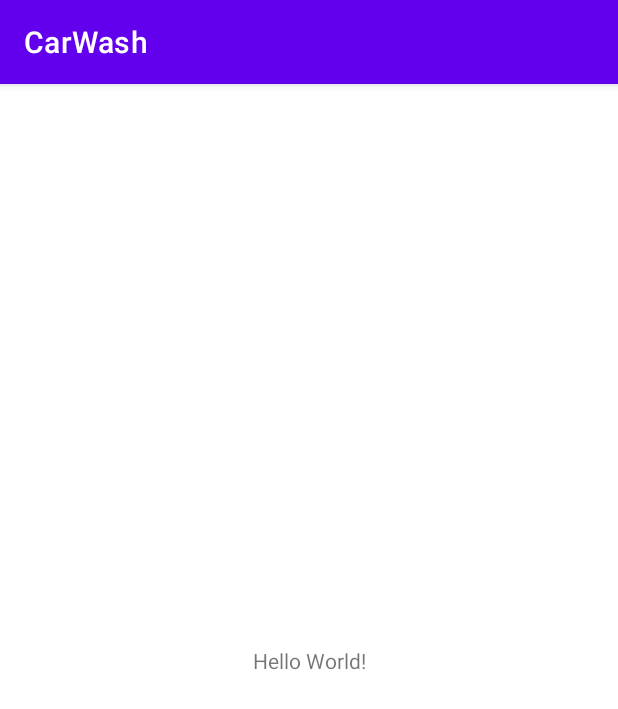
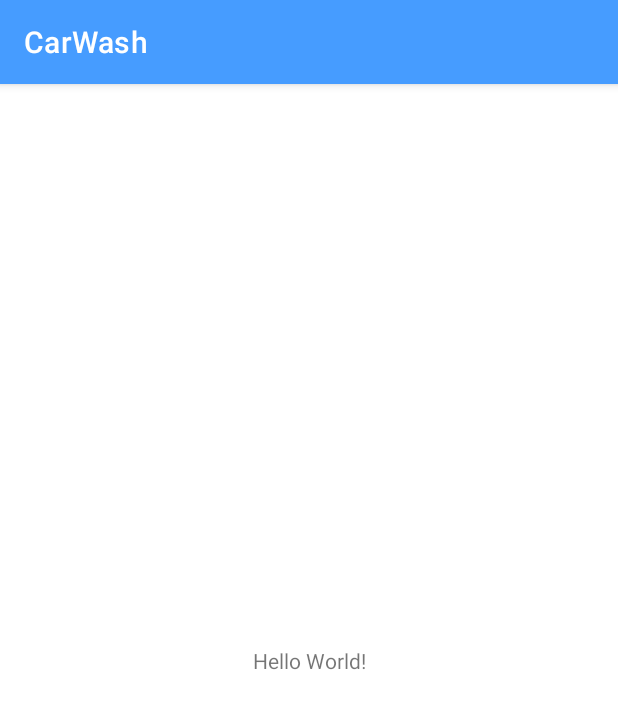
Before and after one commit to Sthefanye/App-CarWash, an Android app: the screen it shows after launch (MainActivity), on a phone screen of 412 x 824 dp. Shown: the top 709 px of the screen. Run offline under Robolectric (Android 15) with nearby library versions, the phone set to English and light mode, and no system bars.

Commit message:
edit components UI and add fonts

```diff
--- a/app/src/main/java/com/example/carwash/ui/MainActivity.kt
+++ b/app/src/main/java/com/example/carwash/ui/MainActivity.kt
@@ -2,6 +2,7 @@ package com.example.carwash.ui
 
 import androidx.appcompat.app.AppCompatActivity
 import android.os.Bundle
+import android.widget.TextView
 import com.example.carwash.R
 
 class MainActivity : AppCompatActivity() {
--- a/app/src/main/res/layout/login_activity.xml
+++ b/app/src/main/res/layout/login_activity.xml
@@ -31,6 +31,8 @@
         app:layout_constraintStart_toStartOf="@+id/etPassword" />
 
     <!-- TEXT EMAIL -->
+
+    <!-- TEXT PASSWORD -->
     <EditText
         android:id="@+id/etEmail"
         android:layout_width="350dp"
@@ -44,10 +46,9 @@
         android:minHeight="48dp"
         app:layout_constraintBottom_toBottomOf="parent"
         app:layout_constraintEnd_toEndOf="parent"
-        app:layout_constraintHorizontal_bias="0.496"
+        app:layout_constraintHorizontal_bias="0.491"
         app:layout_constraintStart_toStartOf="parent" />
 
-    <!-- TEXT PASSWORD -->
     <EditText
         android:id="@+id/etPassword"
         android:layout_width="350dp"
--- a/app/src/main/res/values-night/themes.xml
+++ b/app/src/main/res/values-night/themes.xml
@@ -2,8 +2,8 @@
     <!-- Base application theme. -->
     <style name="Theme.CarWash" parent="Theme.MaterialComponents.DayNight.DarkActionBar">
         <!-- Primary brand color. -->
-        <item name="colorPrimary">@color/purple_200</item>
-        <item name="colorPrimaryVariant">@color/purple_700</item>
+        <item name="colorPrimary">@color/grey</item>
+        <item name="colorPrimaryVariant">@color/blue_dark_primary</item>
         <item name="colorOnPrimary">@color/black</item>
         <!-- Secondary brand color. -->
         <item name="colorSecondary">@color/teal_200</item>
--- a/app/src/main/res/values/colors.xml
+++ b/app/src/main/res/values/colors.xml
@@ -1,8 +1,8 @@
 <?xml version="1.0" encoding="utf-8"?>
 <resources>
-    <color name="purple_200">#FFBB86FC</color>
-    <color name="purple_500">#FF6200EE</color>
-    <color name="purple_700">#FF3700B3</color>
+    <color name="grey">#9D9898</color>
+    <color name="blue_light">#469CFF</color>
+    <color name="blue_dark_primary">#002B4F</color>
     <color name="teal_200">#FF03DAC5</color>
     <color name="teal_700">#FF018786</color>
     <color name="black">#FF000000</color>
--- a/app/src/main/res/values/themes.xml
+++ b/app/src/main/res/values/themes.xml
@@ -2,8 +2,8 @@
     <!-- Base application theme. -->
     <style name="Theme.CarWash" parent="Theme.MaterialComponents.DayNight.DarkActionBar">
         <!-- Primary brand color. -->
-        <item name="colorPrimary">@color/purple_500</item>
-        <item name="colorPrimaryVariant">@color/purple_700</item>
+        <item name="colorPrimary">@color/blue_light</item>
+        <item name="colorPrimaryVariant">@color/blue_dark_primary</item>
         <item name="colorOnPrimary">@color/white</item>
         <!-- Secondary brand color. -->
         <item name="colorSecondary">@color/teal_200</item>
```
